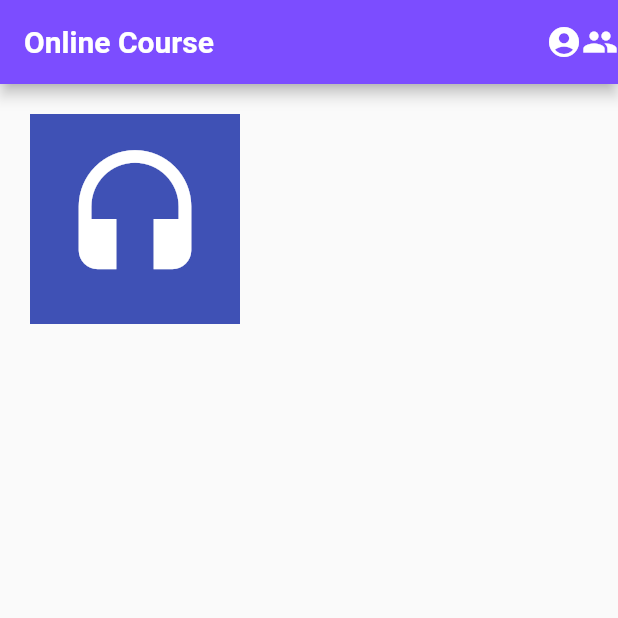
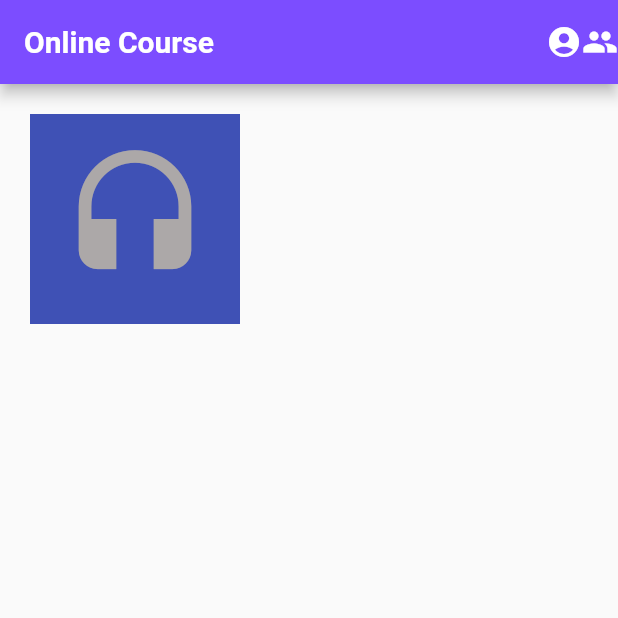
Before and after one commit to Rohesa123/new-flutter-project, a Flutter app: the screen it shows after launch, on a phone screen of 412 x 824 dp, the top half of it. Run offline on Flutter 3.47's test engine with Material 2 defaults, Android fonts, the phone set to English and light mode, and no system bars.

```diff
--- a/lib/main.dart
+++ b/lib/main.dart
@@ -38,15 +38,26 @@ class Home extends StatelessWidget {
           Icon(Icons.group),
         ],
       ),
-      body: Container(
+      body: Halaman(),
+    );
+  }
+}
+
+class Halaman extends StatelessWidget {
+  const Halaman({
+    super.key,
+  });
+
+  @override
+  Widget build(BuildContext context) {
+    return Container(
       margin: EdgeInsets.fromLTRB(20, 20, 0, 20),
       padding: EdgeInsets.all(20),
       color: Colors.indigo,
       child: Icon(
         Icons.headset,
-          color: Colors.white,
+        color: const Color.fromARGB(255, 172, 168, 168),
         size: 100.0,
-        ),
       ),
     );
   }
```
Lines whose indentation alone changed are shown as unchanged.
